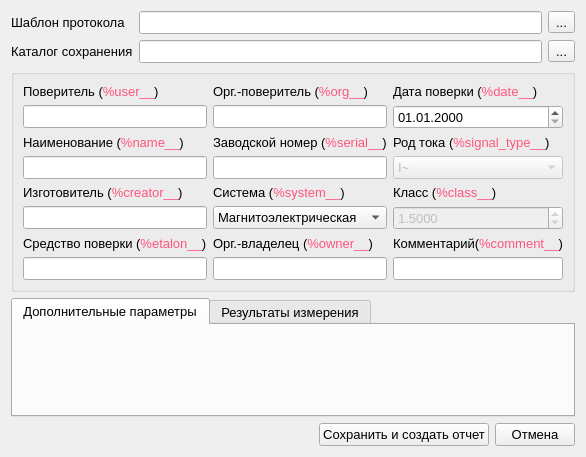
First picture: the form in ui/create_protocol_form.ui, repository irsural/calibrator_pc, before the edit.
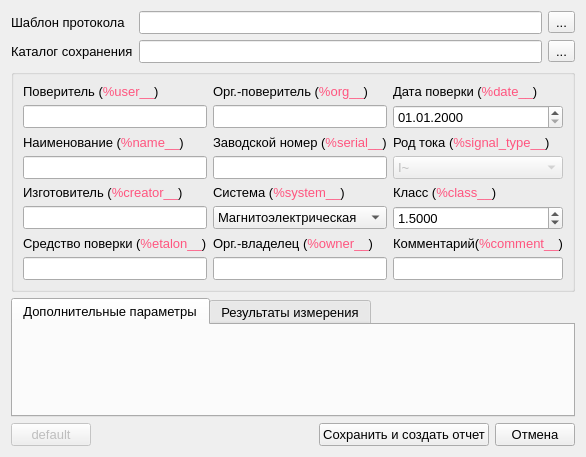
Second picture: the form after the edit.

Diff of the .ui file:
```diff
--- a/ui/create_protocol_form.ui
+++ b/ui/create_protocol_form.ui
@@ -224,7 +224,7 @@
          <item row="5" column="2">
           <widget class="QDoubleSpinBox" name="class_spinbox">
            <property name="enabled">
-            <bool>false</bool>
+            <bool>true</bool>
            </property>
            <property name="prefix">
             <string/>
@@ -450,6 +450,19 @@
      <property name="sizeConstraint">
       <enum>QLayout::SetDefaultConstraint</enum>
      </property>
+     <item>
+      <widget class="QPushButton" name="default_button">
+       <property name="enabled">
+        <bool>false</bool>
+       </property>
+       <property name="text">
+        <string>default</string>
+       </property>
+       <property name="default">
+        <bool>true</bool>
+       </property>
+      </widget>
+     </item>
      <item>
       <spacer name="horizontalSpacer">
        <property name="orientation">
```
